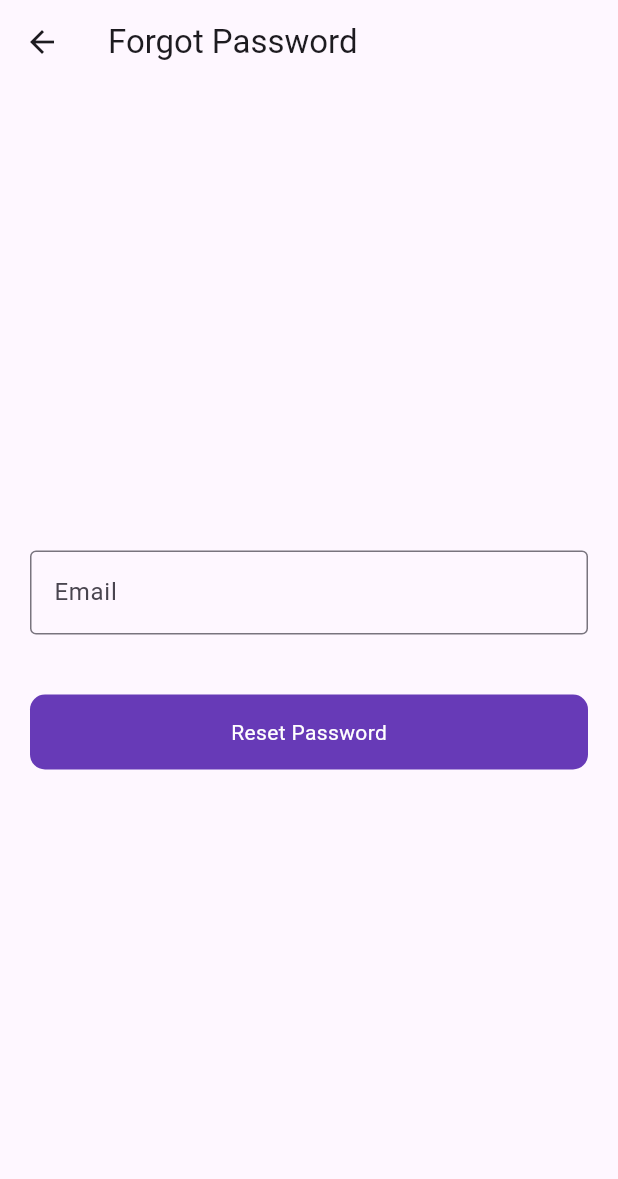
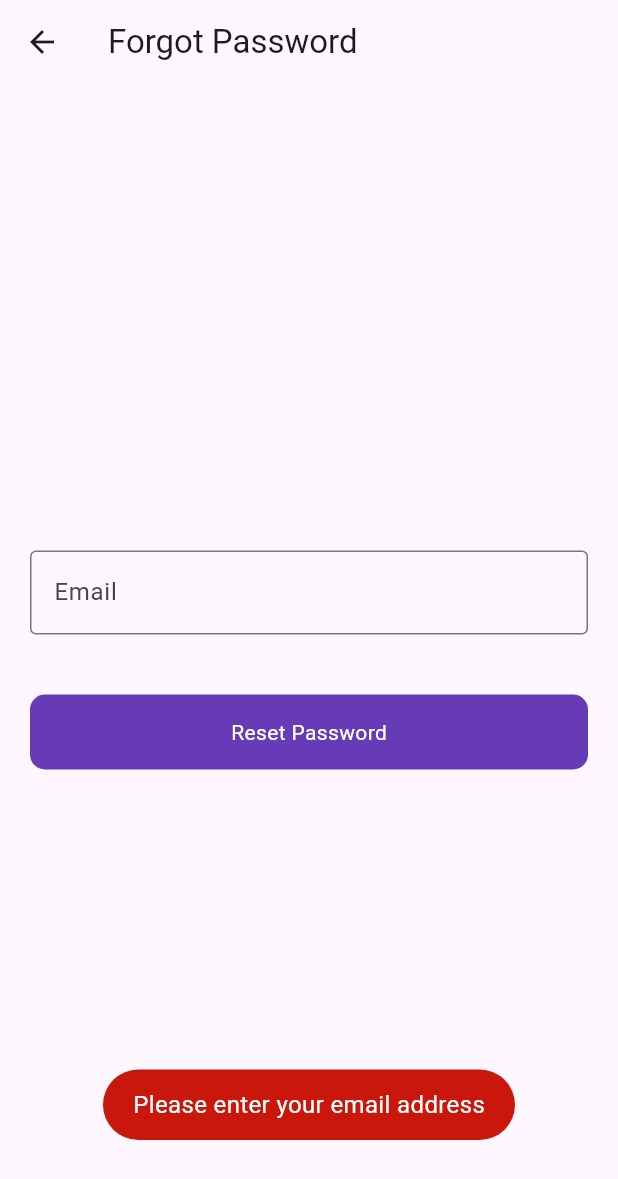
Before and after one commit to Qasim-afzaal/Flutter_RealTime_DB_Firebase, a Flutter app: the ForgotPasswordScreen screen opened directly, after a tap on "Reset Password", on a phone screen of 412 x 824 dp. Shown: the top 1179 px of the screen. Run offline on Flutter 3.47's test engine with Material 3 defaults, Android fonts, the phone set to English and light mode, and no system bars; our stand-ins replace cloud_firestore, firebase_auth, firebase_core, firebase_database, firebase_storage, fluttertoast and 1 more; accounts and stored records are empty.

Commit message:
Remove instance and call function

```diff
--- a/lib/ui/fogot_password.dart
+++ b/lib/ui/fogot_password.dart
@@ -16,26 +16,26 @@ class _ForgotPasswordScreenState extends State<ForgotPasswordScreen> {
 
   @override
   void dispose() {
-    // Dispose the controller to avoid memory leaks
+
     _emailController.dispose();
     super.dispose();
   }
 
-  /// Handles the password reset process
+
   void _resetPassword() async {
     final email = _emailController.text.trim();
 
     if (email.isEmpty) {
-      Utils().toastMessage('Please enter your email address');
+      Utils.showToast('Please enter your email address');
       return;
     }
 
     try {
       await _auth.sendPasswordResetEmail(email: email);
-      Utils().toastMessage(
+      Utils.showToast(
           'We have sent you an email to recover your password. Please check your inbox.');
     } catch (error) {
-      Utils().toastMessage(error.toString());
+      Utils.showToast(error.toString());
     }
   }
 
```
